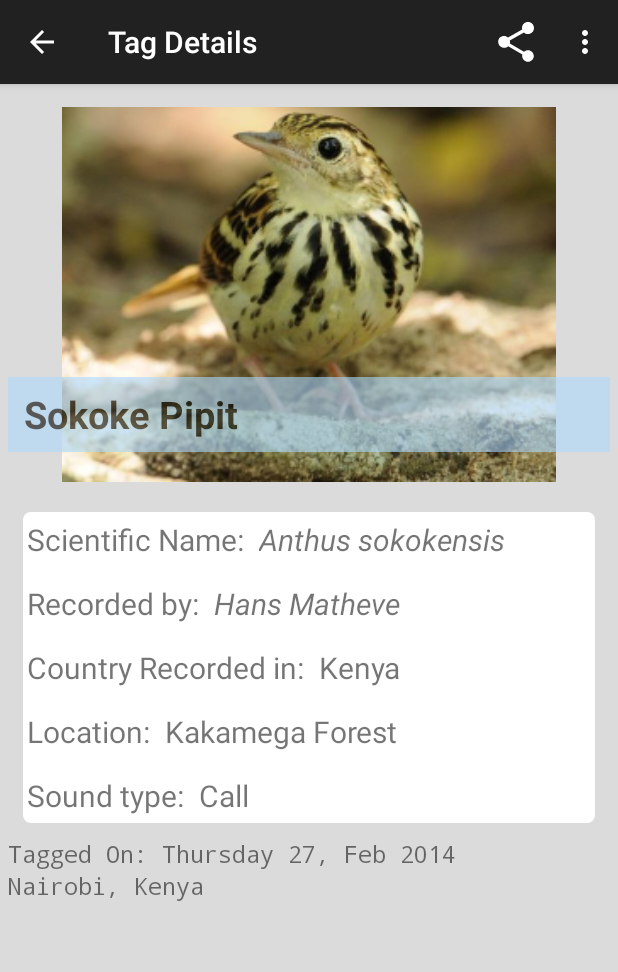
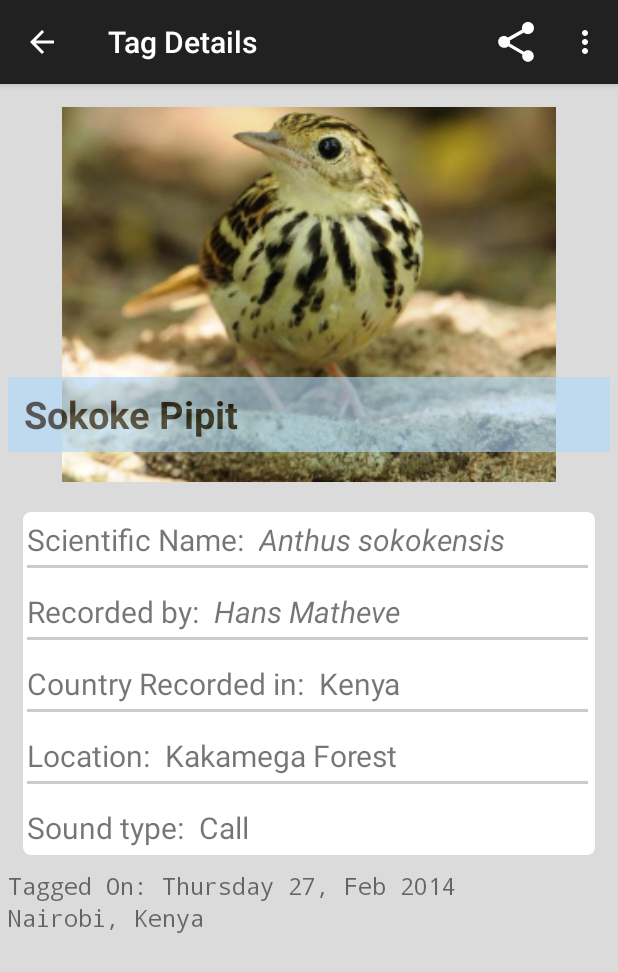
Before and after one commit to oguya/Ndege, an Android app: the TagDetailsActivity screen opened directly, with no data from a screen before it, on a phone screen of 412 x 824 dp. Shown: the top 972 px of the screen. Run offline under Robolectric (Android 15) with nearby library versions, the phone set to English and light mode, and no system bars.

Commit message:
awesomenizin ui

```diff
--- a/ndege/src/main/AndroidManifest.xml
+++ b/ndege/src/main/AndroidManifest.xml
@@ -27,7 +27,14 @@
 
         <!-- view tag activity-->
         <activity android:name=".ui.TagDetailsActivity"
-            android:label="@string/title_tagdetail_activity"/>
+            android:label="@string/title_tagdetail_activity"
+            android:parentActivityName=".ui.MainActivity">
+
+            <!-- v 4.1 support-->
+            <meta-data
+                android:name="android.support.PARENT_ACTIVITY"
+                android:value="com.droid.ndege.ui.MainActivity" />
+        </activity>
 
     </application>
 
--- a/ndege/src/main/res/layout/activity_tagdetails.xml
+++ b/ndege/src/main/res/layout/activity_tagdetails.xml
@@ -98,6 +98,12 @@
 
                 </LinearLayout>
 
+                <View
+                    android:layout_width="match_parent"
+                    android:layout_height="2dp"
+                    android:layout_marginTop="3dp"
+                    android:background="@color/extras_line_divider"/>
+
                 <!-- recorder section -->
                 <LinearLayout
                     android:orientation="horizontal"
@@ -123,6 +129,11 @@
                         android:layout_height="wrap_content" />
 
                 </LinearLayout>
+                <View
+                    android:layout_width="match_parent"
+                    android:layout_height="2dp"
+                    android:layout_marginTop="3dp"
+                    android:background="@color/extras_line_divider"/>
 
                 <!-- country section -->
                 <LinearLayout
@@ -148,7 +159,11 @@
                         android:layout_height="wrap_content" />
 
                 </LinearLayout>
-
+                <View
+                    android:layout_width="match_parent"
+                    android:layout_height="2dp"
+                    android:layout_marginTop="3dp"
+                    android:background="@color/extras_line_divider"/>
 
                 <!--location section -->
                 <LinearLayout
@@ -174,6 +189,11 @@
                         android:layout_height="wrap_content" />
 
                 </LinearLayout>
+                <View
+                    android:layout_width="match_parent"
+                    android:layout_height="2dp"
+                    android:layout_marginTop="3dp"
+                    android:background="@color/extras_line_divider"/>
 
 
                 <!-- sound type section -->
--- a/ndege/src/main/res/values/colors.xml
+++ b/ndege/src/main/res/values/colors.xml
@@ -22,4 +22,6 @@
     <color name="btn_background_pressed">#ffb0ff83</color>
     <color name="btn_stroke_pressed">#ffff0000</color>
 
+    <!-- extras divider-->
+    <color name="extras_line_divider">#ffcbcbcb</color>
 </resources>
```
